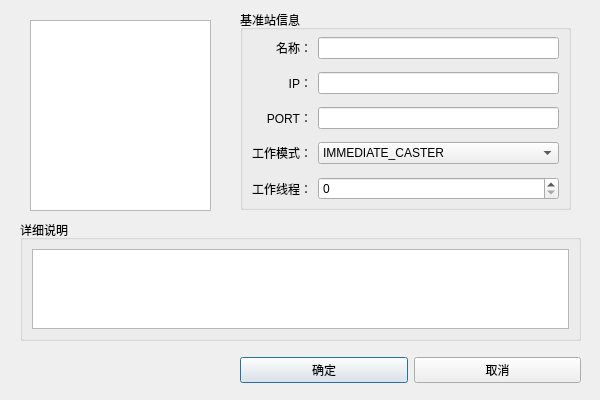
The window that widget/dialog/modify_standardstation_dialog.ui (yanghang8612/SMAMMainUI) describes before a commit, drawn with Qt 5.
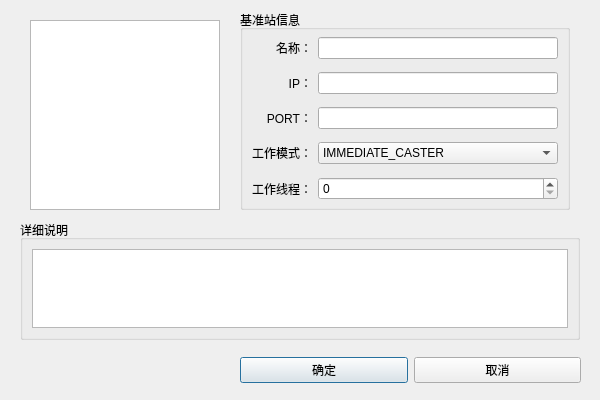
The same window after the commit.

The edit to the form file:
```diff
--- a/widget/dialog/modify_standardstation_dialog.ui
+++ b/widget/dialog/modify_standardstation_dialog.ui
@@ -53,7 +53,7 @@
     <rect>
      <x>240</x>
      <y>10</y>
-     <width>331</width>
+     <width>330</width>
      <height>200</height>
     </rect>
    </property>
@@ -150,8 +150,8 @@
     <rect>
      <x>30</x>
      <y>20</y>
-     <width>181</width>
-     <height>191</height>
+     <width>190</width>
+     <height>190</height>
     </rect>
    </property>
   </widget>
@@ -160,8 +160,8 @@
     <rect>
      <x>20</x>
      <y>220</y>
-     <width>561</width>
-     <height>121</height>
+     <width>560</width>
+     <height>120</height>
     </rect>
    </property>
    <property name="title">
```
